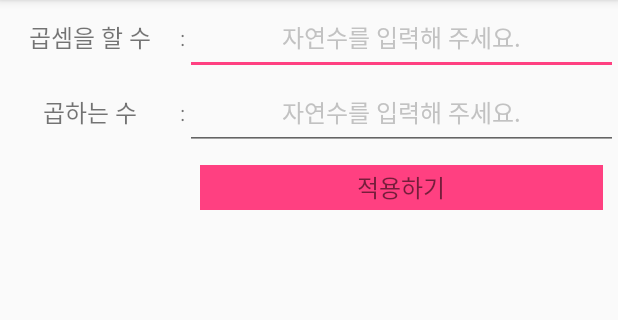
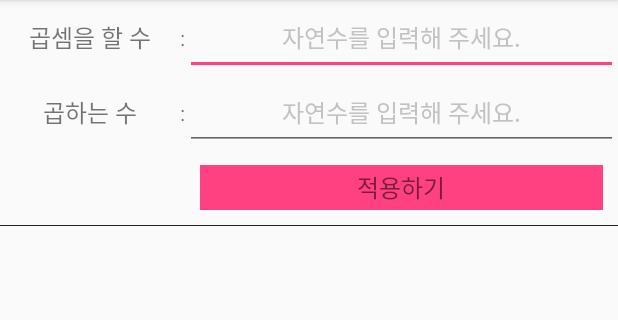
Before and after one commit to jinjin9876/ListViewSample_01, an Android app: the screen it shows after launch (MainActivity), on a phone screen of 412 x 824 dp, the part 84-404 px from its top. Run offline under Robolectric (Android 15) with nearby library versions, the phone set to English and light mode, and no system bars; 1 statement that could not run was skipped.

Commit message:
[update] - 레이아웃 작완료 - 리스트뷰 아답타 작업중

```diff
--- a/app/src/main/java/yyy/xxx/listviewsample01/MainActivity.java
+++ b/app/src/main/java/yyy/xxx/listviewsample01/MainActivity.java
@@ -5,12 +5,17 @@ import android.os.Bundle;
 import android.support.v7.app.AppCompatActivity;
 import android.widget.ListView;
 
+import java.util.ArrayList;
+
+import yyy.xxx.listviewsample01.model.Multiple;
+
 public class MainActivity extends AppCompatActivity {
 
 	private Context context;
+
 	private ListView listView;
 	private MultiplicationListAdapter listAdapter;
-
+	private ArrayList<Multiple> multipleArrayList = new ArrayList<>();
 
 
 	@Override
@@ -31,9 +36,27 @@ public class MainActivity extends AppCompatActivity {
 	 * 리스트뷰 세팅
 	 */
 	private void setView() {
+		setListView();
+//		setApplyButton();
+	}
 
 
+	/**
+	 * 리스트뷰 초기 세팅 및 리스트뷰와 아답타 연동
+	 */
+	private void setListView(){
+		listView = (ListView) findViewById(R.id.list_view);
+		listView.setCacheColorHint(0);
+		listView.setDivider(null);
+		listView.setDividerHeight(0);
+		listView.setSelector(null);
 
+		listAdapter = new MultiplicationListAdapter(context, multipleArrayList);
+		listView.setAdapter(listAdapter);
+	}
+
+
+	private void setInputTextLayout(){
 
 	}
 
--- a/app/src/main/java/yyy/xxx/listviewsample01/MultiplicationListAdapter.java
+++ b/app/src/main/java/yyy/xxx/listviewsample01/MultiplicationListAdapter.java
@@ -5,22 +5,28 @@ import android.view.View;
 import android.view.ViewGroup;
 import android.widget.BaseAdapter;
 
+import java.util.ArrayList;
+
+import yyy.xxx.listviewsample01.model.Multiple;
+
 public class MultiplicationListAdapter extends BaseAdapter {
 
 	private Context context;
+	private ArrayList<Multiple> dataList = new ArrayList<>();
 
-	public MultiplicationListAdapter(Context context) {
+	public MultiplicationListAdapter(Context context, ArrayList<Multiple> dataList) {
 		this.context = context;
+		this.dataList = dataList;
 	}
 
 	@Override
 	public int getCount() {
-		return 0;
+		return dataList.size();
 	}
 
 	@Override
 	public Object getItem(int position) {
-		return null;
+		return dataList.get(position);
 	}
 
 	@Override
@@ -30,6 +36,8 @@ public class MultiplicationListAdapter extends BaseAdapter {
 
 	@Override
 	public View getView(int position, View convertView, ViewGroup parent) {
+
+
 		return null;
 	}
 
--- a/app/src/main/res/layout/activity_main.xml
+++ b/app/src/main/res/layout/activity_main.xml
@@ -106,6 +106,11 @@
 
     </LinearLayout>
 
+    <View
+        android:layout_width="match_parent"
+        android:layout_height="1px"
+        android:background="#222222"/>
+
     <ListView
         android:id="@+id/list_view"
         android:layout_width="match_parent"
```
Also changed, not shown: app/src/main/res/layout/view_list_item.xml (added, +88 -0 lines).
